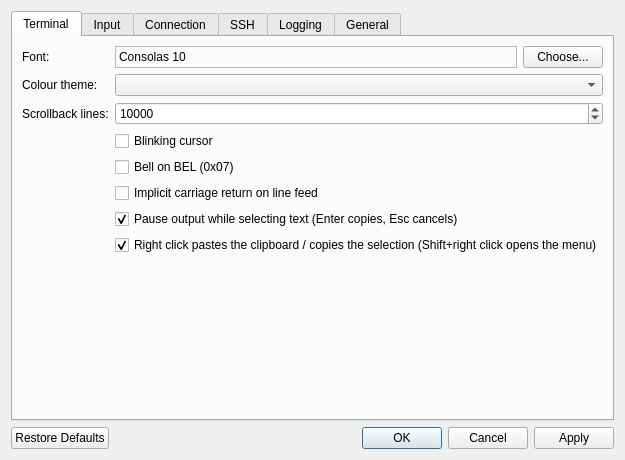
Qt form src/dialogs/PreferencesDialog.ui (moseschanxx/SerialUtility) before a commit.
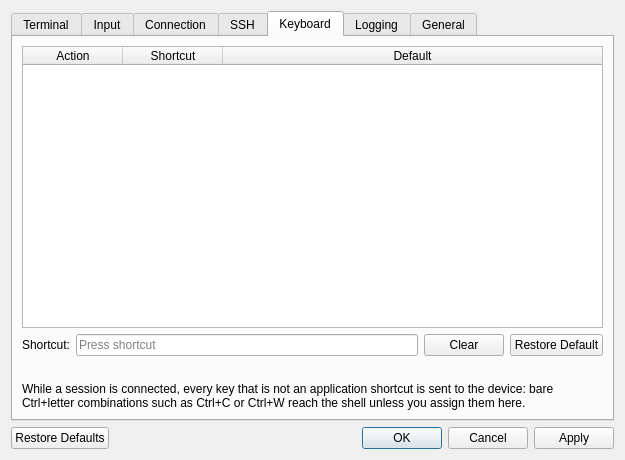
The same form after that commit. The open tabs and pages were chosen to show the change.

Commit message: Keyboard to the shell, remembered SSH credentials, transfer fallback, auto baud (0.4.0)

```diff
--- a/src/dialogs/PreferencesDialog.ui
+++ b/src/dialogs/PreferencesDialog.ui
@@ -437,6 +437,114 @@
        </item>
       </layout>
      </widget>
+     <widget class="QWidget" name="tabKeyboard">
+      <attribute name="title">
+       <string>Keyboard</string>
+      </attribute>
+      <layout class="QVBoxLayout" name="keyboardLayout">
+       <item>
+        <widget class="QTableWidget" name="shortcutTable">
+         <property name="toolTip">
+          <string>Select a row and press the new key combination in the field below.</string>
+         </property>
+         <property name="editTriggers">
+          <set>QAbstractItemView::EditTrigger::NoEditTriggers</set>
+         </property>
+         <property name="selectionMode">
+          <enum>QAbstractItemView::SelectionMode::SingleSelection</enum>
+         </property>
+         <property name="selectionBehavior">
+          <enum>QAbstractItemView::SelectionBehavior::SelectRows</enum>
+         </property>
+         <property name="columnCount">
+          <number>3</number>
+         </property>
+         <attribute name="horizontalHeaderStretchLastSection">
+          <bool>true</bool>
+         </attribute>
+         <attribute name="verticalHeaderVisible">
+          <bool>false</bool>
+         </attribute>
+         <column>
+          <property name="text">
+           <string>Action</string>
+          </property>
+         </column>
+         <column>
+          <property name="text">
+           <string>Shortcut</string>
+          </property>
+         </column>
+         <column>
+          <property name="text">
+           <string>Default</string>
+          </property>
+         </column>
+        </widget>
+       </item>
+       <item>
+        <layout class="QHBoxLayout" name="shortcutEditLayout">
+         <item>
+          <widget class="QLabel" name="shortcutEditLabel">
+           <property name="text">
+            <string>Shortcut:</string>
+           </property>
+          </widget>
+         </item>
+         <item>
+          <widget class="QKeySequenceEdit" name="shortcutEdit">
+           <property name="toolTip">
+            <string>Press the key combination for the selected action.</string>
+           </property>
+          </widget>
+         </item>
+         <item>
+          <widget class="QPushButton" name="shortcutClearButton">
+           <property name="toolTip">
+            <string>Remove the shortcut of the selected action.</string>
+           </property>
+           <property name="text">
+            <string>Clear</string>
+           </property>
+          </widget>
+         </item>
+         <item>
+          <widget class="QPushButton" name="shortcutRestoreButton">
+           <property name="toolTip">
+            <string>Put the selected action back to its default shortcut.</string>
+           </property>
+           <property name="text">
+            <string>Restore Default</string>
+           </property>
+          </widget>
+         </item>
+        </layout>
+       </item>
+       <item>
+        <widget class="QLabel" name="shortcutConflictLabel">
+         <property name="styleSheet">
+          <string notr="true">color: #c0392b;</string>
+         </property>
+         <property name="text">
+          <string notr="true"/>
+         </property>
+         <property name="wordWrap">
+          <bool>true</bool>
+         </property>
+        </widget>
+       </item>
+       <item>
+        <widget class="QLabel" name="shortcutNoteLabel">
+         <property name="text">
+          <string>While a session is connected, every key that is not an application shortcut is sent to the device: bare Ctrl+letter combinations such as Ctrl+C or Ctrl+W reach the shell unless you assign them here.</string>
+         </property>
+         <property name="wordWrap">
+          <bool>true</bool>
+         </property>
+        </widget>
+       </item>
+      </layout>
+     </widget>
      <widget class="QWidget" name="tabLogging">
       <attribute name="title">
        <string>Logging</string>
```
Left out of the diff: 59 changed lines with no effect on the pictures. The commit also changes 54 other files.
